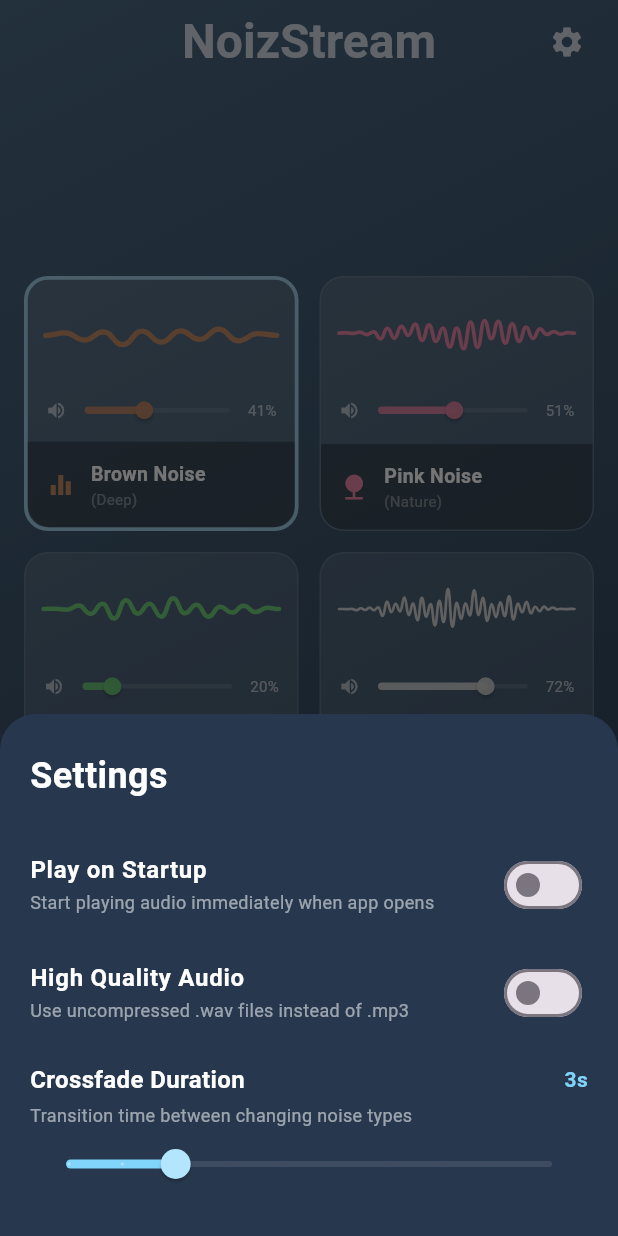
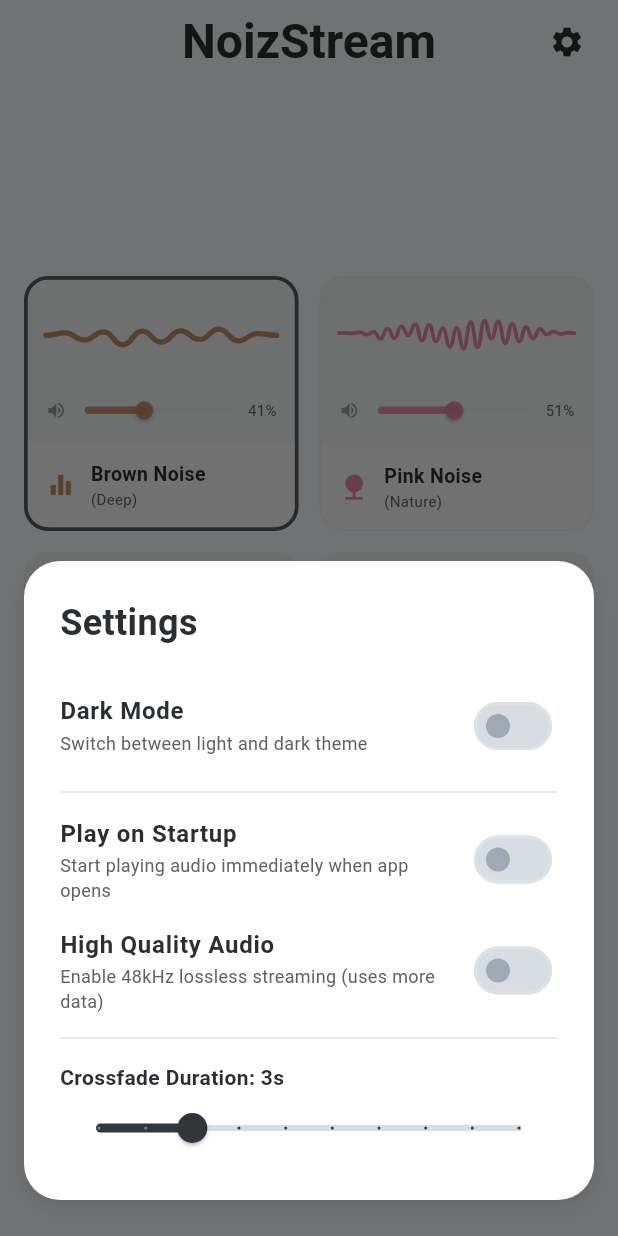
Before and after one commit to ASalek-Szkola/noiz_stream, a Flutter app: the screen it shows after launch, after a tap on the "settings" icon, on a phone screen of 412 x 824 dp. Run offline on Flutter 3.47's test engine with Material 3 defaults, Android fonts, the phone set to English and light mode, and no system bars.

Commit message:
Dark mode

```diff
--- a/lib/main.dart
+++ b/lib/main.dart
@@ -7,19 +7,86 @@ void main() {
   runApp(const MyApp());
 }
 
+final ValueNotifier<ThemeMode> themeNotifier = ValueNotifier(ThemeMode.light);
+
 class MyApp extends StatelessWidget {
   const MyApp({super.key});
 
   @override
   Widget build(BuildContext context) {
+    return ValueListenableBuilder<ThemeMode>(
+      valueListenable: themeNotifier,
+      builder: (_, ThemeMode currentMode, __) {
         return MaterialApp(
           title: 'NoizStream',
           theme: ThemeData(
-        colorScheme: ColorScheme.fromSeed(seedColor: Colors.deepPurple),
             useMaterial3: true,
+            brightness: Brightness.light,
+            appBarTheme: const AppBarTheme(
+              backgroundColor: Colors.transparent,
+              foregroundColor: Color(0xFF2C2F31),
+              surfaceTintColor: Colors.transparent,
+              centerTitle: true,
             ),
+            colorScheme: const ColorScheme.light(
+              surface: Color(0xFFF7F8FA), // --cc-bg
+              onSurface: Color(0xFF2C2F31), // --cc-primary-color
+              primary: Color(0xFF30363C), // --cc-btn-primary-bg
+              onPrimary: Color(0xFFFFFFFF), // --cc-btn-primary-color
+              secondary: Color(0xFF5E6266), // --cc-secondary-color
+              onSecondary: Color(0xFFFFFFFF),
+              surfaceVariant: Color(0xFFEAEFF2), // --cc-cookie-category-block-bg
+              outline: Color(0xFFDCE3E8), // --cc-separator-border-color
+            ),
+            scaffoldBackgroundColor: const Color(0xFFF7F8FA),
+            dividerColor: const Color(0xFFDCE3E8),
+            textTheme: const TextTheme(
+              bodyLarge: TextStyle(color: Color(0xFF2C2F31)),
+              bodySmall: TextStyle(color: Color(0xFF5E6266)),
+            ),
+            switchTheme: SwitchThemeData(
+              thumbColor: MaterialStateProperty.resolveWith((states) {
+                return states.contains(MaterialState.selected)
+                    ? const Color(0xFF30363C)
+                    : const Color(0xFF9EAAB4);
+              }),
+              trackColor: MaterialStateProperty.resolveWith((states) {
+                return states.contains(MaterialState.selected)
+                    ? const Color(0xFF30363C).withValues(alpha: 0.35)
+                    : const Color(0xFFD7DDE2);
+              }),
+            ),
+            sliderTheme: SliderThemeData(
+              activeTrackColor: Color(0xFF30363C),
+              inactiveTrackColor: Color(0xFFD7DDE2),
+              thumbColor: Color(0xFF30363C),
+              overlayColor: Color(0xFF30363C).withValues(alpha: 0.12),
+            ),
+          ),
+          darkTheme: ThemeData(
+            useMaterial3: true,
+            brightness: Brightness.dark,
+            colorScheme: const ColorScheme.dark(
+              surface: Color(0xFF161A1C), // --cc-bg
+              onSurface: Color(0xFFEBF3F6), // --cc-primary-color
+              primary: Color(0xFFC2D0E0), // --cc-btn-primary-bg
+              onPrimary: Color(0xFF161A1C), // --cc-btn-primary-color
+              secondary: Color(0xFFAEBBC5), // --cc-secondary-color
+              onSecondary: Color(0xFF161A1C),
+              surfaceVariant: Color(0xFF1E2428), // --cc-cookie-category-block-bg
+              outline: Color(0xFF222A30), // --cc-separator-border-color
+            ),
+            scaffoldBackgroundColor: const Color(0xFF161A1C),
+            textTheme: const TextTheme(
+              bodyLarge: TextStyle(color: Color(0xFFEBF3F6)),
+              bodySmall: TextStyle(color: Color(0xFFAEBBC5)),
+            ),
+          ),
+          themeMode: currentMode,
           home: const MyHomePage(title: 'NoizStream'),
           debugShowCheckedModeBanner: false,
+        );
+      },
     );
   }
 }
@@ -159,47 +226,97 @@ class _MyHomePageState extends State<MyHomePage> {
   void _openSettingsPanel() {
     showModalBottomSheet(
       context: context,
-      backgroundColor: const Color(0xFF27384E),
-      shape: const RoundedRectangleBorder(
-        borderRadius: BorderRadius.vertical(top: Radius.circular(24)),
-      ),
+      isScrollControlled: true,
+      backgroundColor: Colors.transparent,
+      elevation: 0,
       builder: (BuildContext context) {
         return StatefulBuilder(
           builder: (BuildContext context, StateSetter setModalState) {
+            final theme = Theme.of(context);
+            final isDark = theme.brightness == Brightness.dark;
+            final backgroundColor = isDark
+                ? theme.colorScheme.surface
+                : const Color(0xFFFFFFFF);
+
             return SafeArea(
               child: Padding(
-                padding: const EdgeInsets.symmetric(
-                  horizontal: 20.0,
-                  vertical: 24.0,
+                padding: EdgeInsets.fromLTRB(
+                  16.0,
+                  24.0,
+                  16.0,
+                  MediaQuery.of(context).viewInsets.bottom + 24.0,
                 ),
+                child: Container(
+                  padding: const EdgeInsets.all(24.0),
+                  decoration: BoxDecoration(
+                    color: backgroundColor,
+                    borderRadius: BorderRadius.circular(24),
+                    boxShadow: [
+                      BoxShadow(
+                        color: Colors.black.withValues(alpha: 0.1),
+                        blurRadius: 10,
+                        offset: const Offset(0, 4),
+                      ),
+                    ],
+                  ),
+                  child: SingleChildScrollView(
                     child: Column(
                       mainAxisSize: MainAxisSize.min,
                       crossAxisAlignment: CrossAxisAlignment.start,
                       children: [
-                    const Text(
+                        Text(
                           "Settings",
                           style: TextStyle(
                             fontSize: 24,
                             fontWeight: FontWeight.bold,
-                        color: Colors.white,
+                            color: theme.colorScheme.onSurface,
                           ),
                         ),
-                    const SizedBox(height: 20),
+                        const SizedBox(height: 16),
                         SwitchListTile(
                           contentPadding: EdgeInsets.zero,
-                      title: const Text(
-                        "Play on Startup",
+                          title: Text(
+                            "Dark Mode",
                             style: TextStyle(
-                          color: Colors.white,
+                              color: theme.colorScheme.onSurface,
                               fontWeight: FontWeight.w600,
                             ),
                           ),
-                      subtitle: const Text(
+                          subtitle: Text(
+                            "Switch between light and dark theme",
+                            style: TextStyle(
+                              color: theme.colorScheme.secondary,
+                              fontSize: 12,
+                            ),
+                          ),
+                          value: themeNotifier.value == ThemeMode.dark,
+                          activeColor: theme.colorScheme.primary,
+                          onChanged: (bool value) {
+                            themeNotifier.value =
+                                value ? ThemeMode.dark : ThemeMode.light;
+                            setModalState(() {});
+                            setState(() {});
+                          },
+                        ),
+                        Divider(color: theme.dividerColor),
+                        SwitchListTile(
+                          contentPadding: EdgeInsets.zero,
+                          title: Text(
+                            "Play on Startup",
+                            style: TextStyle(
+                              color: theme.colorScheme.onSurface,
+                              fontWeight: FontWeight.w600,
+                            ),
+                          ),
+                          subtitle: Text(
                             "Start playing audio immediately when app opens",
-                        style: TextStyle(color: Colors.white54, fontSize: 12),
+                            style: TextStyle(
+                              color: theme.colorScheme.secondary,
+                              fontSize: 12,
+                            ),
                           ),
                           value: playOnStartup,
-                      activeThumbColor: Colors.lightBlue.shade200,
+                          activeColor: theme.colorScheme.primary,
                           onChanged: (bool value) {
                             setModalState(() => playOnStartup = value);
                             setState(() {});
@@ -207,74 +324,50 @@ class _MyHomePageState extends State<MyHomePage> {
                         ),
                         SwitchListTile(
                           contentPadding: EdgeInsets.zero,
-                      title: const Text(
+                          title: Text(
                             "High Quality Audio",
                             style: TextStyle(
-                          color: Colors.white,
+                              color: theme.colorScheme.onSurface,
                               fontWeight: FontWeight.w600,
                             ),
                           ),
-                      subtitle: const Text(
-                        "Use uncompressed .wav files instead of .mp3",
-                        style: TextStyle(color: Colors.white54, fontSize: 12),
+                          subtitle: Text(
+                            "Enable 48kHz lossless streaming (uses more data)",
+                            style: TextStyle(
+                              color: theme.colorScheme.secondary,
+                              fontSize: 12,
+                            ),
                           ),
                           value: highQualityAudio,
-                      activeThumbColor: Colors.lightBlue.shade200,
+                          activeColor: theme.colorScheme.primary,
                           onChanged: (bool value) {
                             setModalState(() => highQualityAudio = value);
                             setState(() {});
                           },
                         ),
-                    const SizedBox(height: 10),
-                    Column(
-                      crossAxisAlignment: CrossAxisAlignment.start,
-                      children: [
-                        Row(
-                          mainAxisAlignment: MainAxisAlignment.spaceBetween,
-                          children: [
-                            const Text(
-                              "Crossfade Duration",
+                        Divider(color: theme.dividerColor),
+                        const SizedBox(height: 8),
+                        Text(
+                          "Crossfade Duration: ${crossfadeDuration.toInt()}s",
                           style: TextStyle(
-                                color: Colors.white,
+                            color: theme.colorScheme.onSurface,
                             fontWeight: FontWeight.w600,
-                                fontSize: 16,
                           ),
                         ),
-                            Text(
-                              "${crossfadeDuration.toInt()}s",
-                              style: TextStyle(
-                                color: Colors.lightBlue.shade200,
-                                fontWeight: FontWeight.bold,
-                              ),
-                            ),
-                          ],
-                        ),
-                        const SizedBox(height: 4),
-                        const Text(
-                          "Transition time between changing noise types",
-                          style: TextStyle(color: Colors.white54, fontSize: 12),
-                        ),
-                        SliderTheme(
-                          data: SliderTheme.of(context).copyWith(
-                            trackHeight: 4,
-                            activeTrackColor: Colors.lightBlue.shade200,
-                            inactiveTrackColor: Colors.white10,
-                            thumbColor: Colors.lightBlue.shade100,
-                          ),
-                          child: Slider(
+                        Slider(
                           value: crossfadeDuration,
                           min: 1,
                           max: 10,
                           divisions: 9,
+                          activeColor: theme.colorScheme.primary,
                           onChanged: (double value) {
                             setModalState(() => crossfadeDuration = value);
                             setState(() {});
                           },
                         ),
-                        ),
                       ],
                     ),
-                  ],
+                  ),
                 ),
               ),
             );
@@ -286,23 +379,28 @@ class _MyHomePageState extends State<MyHomePage> {
 
   @override
   Widget build(BuildContext context) {
+    final theme = Theme.of(context);
     return Scaffold(
       extendBodyBehindAppBar: true,
       appBar: AppBar(
         backgroundColor: Colors.transparent,
         elevation: 0,
         surfaceTintColor: Colors.transparent,
-        foregroundColor: const Color.fromARGB(255, 209, 217, 226),
+        foregroundColor: theme.colorScheme.onSurface,
         centerTitle: true,
         title: Text(
           widget.title,
-          style: const TextStyle(fontSize: 32, fontWeight: FontWeight.bold),
+          style: TextStyle(
+            fontSize: 32,
+            fontWeight: FontWeight.bold,
+            color: theme.colorScheme.onSurface,
+          ),
         ),
         actions: [
           Padding(
             padding: const EdgeInsets.only(right: 10.0),
             child: IconButton(
-              icon: const Icon(Icons.settings),
+              icon: Icon(Icons.settings, color: theme.colorScheme.onSurface),
               onPressed: _openSettingsPanel,
             ),
           ),
@@ -311,13 +409,7 @@ class _MyHomePageState extends State<MyHomePage> {
       body: Container(
         width: double.infinity,
         height: double.infinity,
-        decoration: const BoxDecoration(
-          gradient: LinearGradient(
-            begin: Alignment.topLeft,
-            end: Alignment.bottomRight,
-            colors: [Color(0xFF4C6A82), Color(0xFF27384E)],
-          ),
-        ),
+        color: theme.scaffoldBackgroundColor,
         child: SafeArea(
           child: LayoutBuilder(
             builder: (context, constraints) {
@@ -431,9 +523,13 @@ class _MyHomePageState extends State<MyHomePage> {
                                 vertical: 12,
                               ),
                               decoration: BoxDecoration(
-                                color: Colors.white.withValues(alpha: 0.06),
+                                color: theme.brightness == Brightness.dark
+                                    ? Colors.white.withValues(alpha: 0.06)
+                                    : Colors.white,
                                 borderRadius: BorderRadius.circular(18),
-                                border: Border.all(color: Colors.white10),
+                                border: Border.all(
+                                  color: theme.colorScheme.outline,
+                                ),
                               ),
                               child: Row(
                                 children: [
@@ -463,14 +559,17 @@ class _MyHomePageState extends State<MyHomePage> {
                                                                   value: k,
                                                                   child: Text(
                                                                     k,
+                                                                    style: TextStyle(
+                                                                      color: theme.colorScheme.onSurface,
+                                                                    ),
                                                                   ),
                                                                 ),
                                                           )
                                                           .toList(),
                                               child: Text(
                                                 activePresetName ?? 'MIX',
-                                                style: const TextStyle(
-                                                  color: Colors.white70,
+                                                style: TextStyle(
+                                                  color: theme.colorScheme.secondary,
                                                   fontSize: 12,
                                                   fontWeight: FontWeight.w600,
                                                 ),
@@ -482,18 +581,16 @@ class _MyHomePageState extends State<MyHomePage> {
                                         Text(
                                           '24:15',
                                           style: TextStyle(
-                                            color: Colors.white.withValues(
-                                              alpha: 0.9,
-                                            ),
+                                            color: theme.colorScheme.onSurface,
                                             fontSize: 16,
                                             fontWeight: FontWeight.bold,
                                           ),
                                         ),
                                         const SizedBox(height: 4),
-                                        const Text(
+                                        Text(
                                           'min remaining',
                                           style: TextStyle(
-                                            color: Colors.white38,
+                                            color: theme.colorScheme.secondary.withValues(alpha: 0.7),
                                             fontSize: 11,
                                           ),
                                         ),
@@ -505,10 +602,10 @@ class _MyHomePageState extends State<MyHomePage> {
                                     height: 64,
                                     decoration: BoxDecoration(
                                       shape: BoxShape.circle,
-                                      color: const Color(0xFFD3E4F6),
+                                      color: theme.colorScheme.primary,
                                       boxShadow: [
                                         BoxShadow(
-                                          color: Colors.black.withValues(
+                                          color: theme.colorScheme.primary.withValues(
                                             alpha: 0.35,
                                           ),
                                           blurRadius: 8,
@@ -519,9 +616,7 @@ class _MyHomePageState extends State<MyHomePage> {
                                     child: IconButton(
                                       icon: Icon(
                                         Icons.pause,
-                                        color: selectedIndex == -1
-                                            ? Colors.black26
-                                            : Colors.black87,
+                                        color: theme.colorScheme.onPrimary,
                                       ),
                                       onPressed: selectedIndex == -1
                                           ? null
@@ -538,8 +633,8 @@ class _MyHomePageState extends State<MyHomePage> {
                                         icon: Icon(
                                           Icons.repeat,
                                           color: selectedIndex == -1
-                                              ? Colors.white30
-                                              : Colors.white70,
+                                              ? theme.colorScheme.secondary.withValues(alpha: 0.3)
+                                              : theme.colorScheme.secondary,
                                         ),
                                       ),
                                       IconButton(
@@ -549,8 +644,8 @@ class _MyHomePageState extends State<MyHomePage> {
                                         icon: Icon(
                                           Icons.shuffle,
                                           color: selectedIndex == -1
-                                              ? Colors.white30
-                                              : Colors.white70,
+                                              ? theme.colorScheme.secondary.withValues(alpha: 0.3)
+                                              : theme.colorScheme.secondary,
                                         ),
                                       ),
                                     ],
--- a/lib/noise_card.dart
+++ b/lib/noise_card.dart
@@ -27,17 +27,22 @@ class NoiseCard extends StatelessWidget {
 
   @override
   Widget build(BuildContext context) {
+    final theme = Theme.of(context);
+    final bool isDark = theme.brightness == Brightness.dark;
+
     return GestureDetector(
       onTap: onTap,
       child: AnimatedContainer(
         duration: const Duration(milliseconds: 250),
         decoration: BoxDecoration(
-          color: Colors.white.withValues(alpha: 0.10),
+          color: isDark
+              ? Colors.white.withValues(alpha: 0.05)
+              : Colors.black.withValues(alpha: 0.03),
           borderRadius: BorderRadius.circular(16),
           border: Border.all(
             color: isSelected
-                ? Colors.lightBlue.shade100.withValues(alpha: 0.8)
-                : Colors.white10,
+                ? theme.colorScheme.primary.withValues(alpha: 0.8)
+                : theme.colorScheme.outline.withValues(alpha: 0.2),
             width: isSelected ? 2.5 : 1.0,
           ),
         ),
@@ -67,7 +72,7 @@ class NoiseCard extends StatelessWidget {
                   Icon(
                     value == 0.00 ? Icons.volume_off : Icons.volume_up,
                     size: 14,
-                    color: Colors.white60,
+                    color: theme.colorScheme.secondary.withValues(alpha: 0.6),
                   ),
                   Expanded(
                     child: SliderTheme(
@@ -84,13 +89,17 @@ class NoiseCard extends StatelessWidget {
                         value: value,
                         onChanged: onChanged,
                         activeColor: accentColor.withValues(alpha: 0.9),
-                        inactiveColor: Colors.white10,
+                        inactiveColor:
+                            theme.colorScheme.outline.withValues(alpha: 0.3),
                       ),
                     ),
                   ),
                   Text(
                     '${(value * 100).toStringAsFixed(0)}%',
-                    style: const TextStyle(color: Colors.white60, fontSize: 10),
+                    style: TextStyle(
+                      color: theme.colorScheme.secondary,
+                      fontSize: 10,
+                    ),
                   ),
                 ],
               ),
@@ -99,7 +108,9 @@ class NoiseCard extends StatelessWidget {
             Container(
               padding: const EdgeInsets.all(12),
               decoration: BoxDecoration(
-                color: Colors.black.withValues(alpha: 0.3),
+                color: isDark
+                    ? Colors.white.withValues(alpha: 0.05)
+                    : Colors.white.withValues(alpha: 0.4),
                 borderRadius: const BorderRadius.vertical(
                   bottom: Radius.circular(15),
                 ),
@@ -117,8 +128,8 @@ class NoiseCard extends StatelessWidget {
                           title,
                           maxLines: 1, // Overflow protection
                           overflow: TextOverflow.ellipsis,
-                          style: const TextStyle(
-                            color: Colors.white,
+                          style: TextStyle(
+                            color: theme.colorScheme.onSurface,
                             fontWeight: FontWeight.bold,
                             fontSize: 13,
                           ),
@@ -127,8 +138,8 @@ class NoiseCard extends StatelessWidget {
                           subtitle,
                           maxLines: 1, // Overflow protection
                           overflow: TextOverflow.ellipsis,
-                          style: const TextStyle(
-                            color: Colors.white38,
+                          style: TextStyle(
+                            color: theme.colorScheme.secondary,
                             fontSize: 10,
                           ),
                         ),
```
Lines whose indentation alone changed are shown as unchanged.
